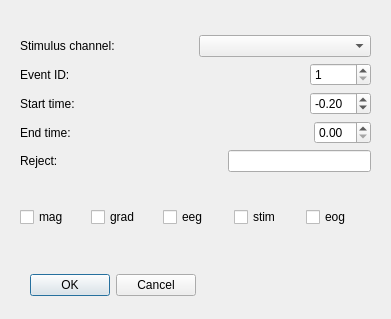
cibr-jyu/meggie, file hoksotin/ui/qt4Designer/parameterDialog.ui: the form before one commit.
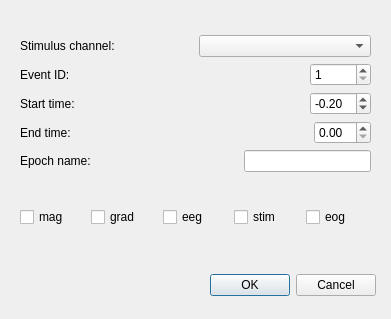
The form after the commit.

Diff of the .ui file:
```diff
--- a/hoksotin/ui/qt4Designer/parameterDialog.ui
+++ b/hoksotin/ui/qt4Designer/parameterDialog.ui
@@ -19,7 +19,7 @@
   <widget class="QDialogButtonBox" name="cancelOkButtonBox">
    <property name="geometry">
     <rect>
-     <x>20</x>
+     <x>200</x>
      <y>270</y>
      <width>176</width>
      <height>31</height>
@@ -161,7 +161,7 @@
         <item>
          <widget class="QLabel" name="labelReject">
           <property name="text">
-           <string>Reject:      </string>
+           <string>Epoch name:      </string>
           </property>
          </widget>
         </item>
```
Left out of the diff: 4 changed lines with no effect on the pictures.
